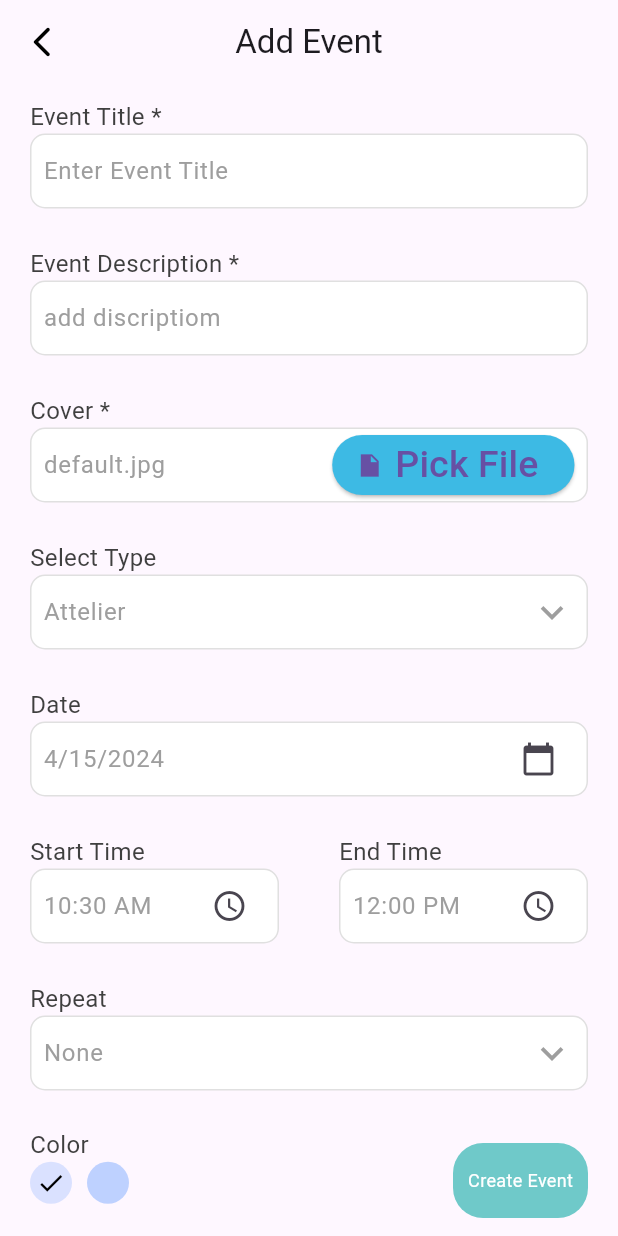
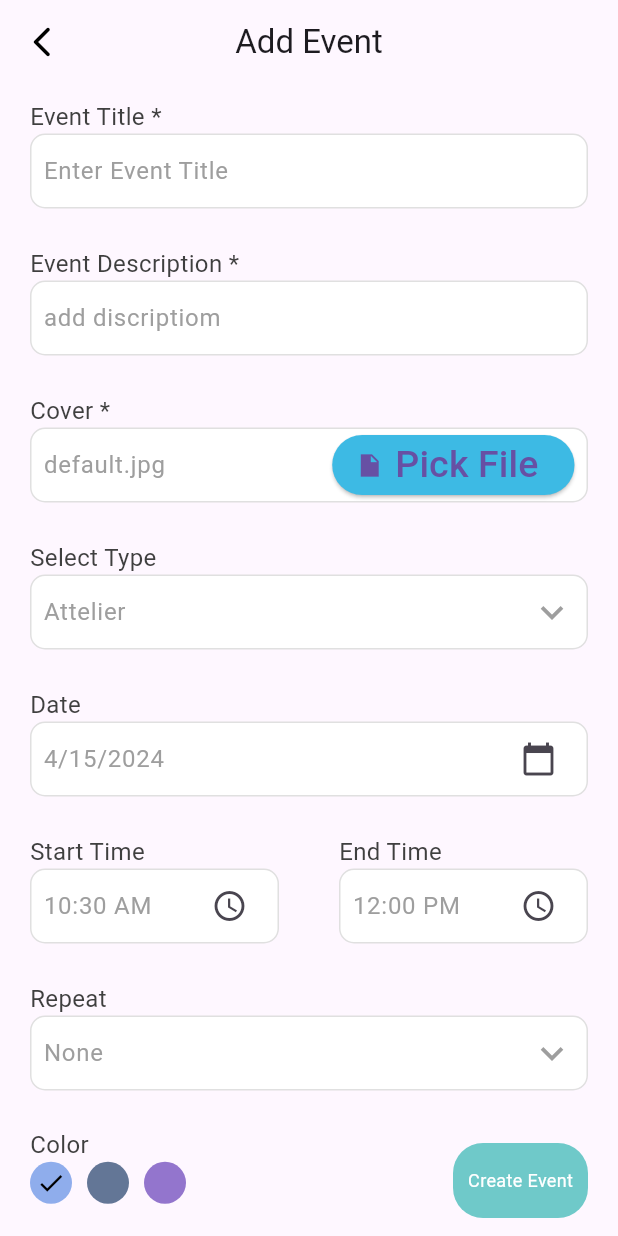
Before and after one commit to aymanerihane/UniEvents, a Flutter app: the Add_event screen opened directly, on a phone screen of 412 x 824 dp. Run offline on Flutter 3.47's test engine with Material 3 defaults, Android fonts, the light colour scheme and no system bars; our stand-ins replace date_picker_timeline, file_picker, get, hidden_drawer_menu, qr_flutter, sqflite; accounts and stored records are empty; Roboto replaces fonts that are missing (Poppins).

Commit message:
last push

```diff
--- a/unievents/lib/templates/EventTime/eventDesc/eventDesc.dart
+++ b/unievents/lib/templates/EventTime/eventDesc/eventDesc.dart
@@ -5,7 +5,6 @@
 import 'package:flutter/widgets.dart';
 import 'package:qr_flutter/qr_flutter.dart';
 import 'package:get/get.dart';
-import 'package:path_provider/path_provider.dart';
 import 'package:unievents/DB%20&%20Controllers/database_helper.dart';
 import 'package:unievents/DB%20&%20Controllers/userController.dart';
 import 'package:unievents/wigets/MyButton.dart';
--- a/unievents/lib/templates/EventTime/event_time.dart
+++ b/unievents/lib/templates/EventTime/event_time.dart
@@ -60,7 +60,7 @@
                             discription: event.eventDescription,
                             type: event.eventType,
                             date: event.eventDate,
-                            colore: event.color == 0 ? event.color == 1 ? eventColor1: eventColor2 : eventColor3, // Parse and create color,
+                            colore: event.color == 0 ? eventColor1 : event.color == 1 ? eventColor2 : eventColor3,// Parse and create color,
                             onTap: ()=>navigateToEventDetails(event),
 
                           ),
--- a/unievents/lib/themes/themes.dart
+++ b/unievents/lib/themes/themes.dart
@@ -4,6 +4,6 @@
 const secondaryColor = Color.fromARGB(255, 111, 201, 201);
 const backgroundColor = Color(0xFFcfe0fa);
 
-const eventColor1 = Color.fromARGB(64, 112, 160, 255);
-const eventColor2 = Color.fromARGB(64, 0, 96, 255);
-const eventColor3 = Color.fromARGB(0, 128, 64, 255);
+const eventColor1 = Color.fromARGB(206, 116, 155, 232);
+const eventColor2 = Color.fromARGB(255, 99, 118, 150);
+const eventColor3 = Color.fromARGB(218, 129, 95, 196);
```
